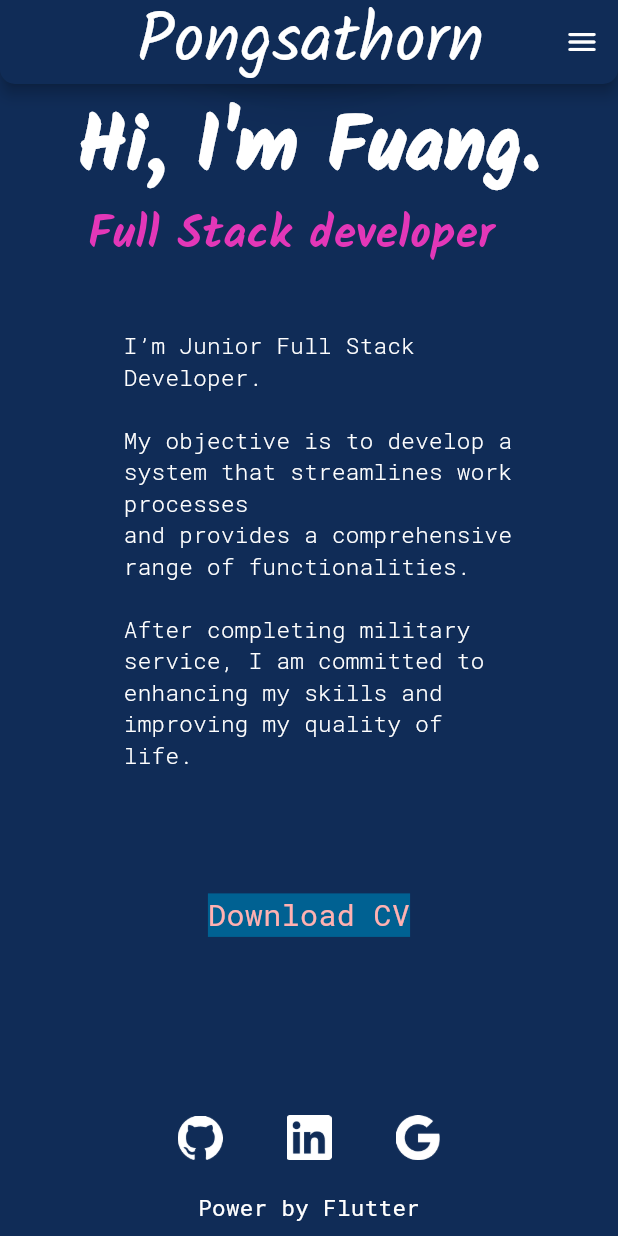
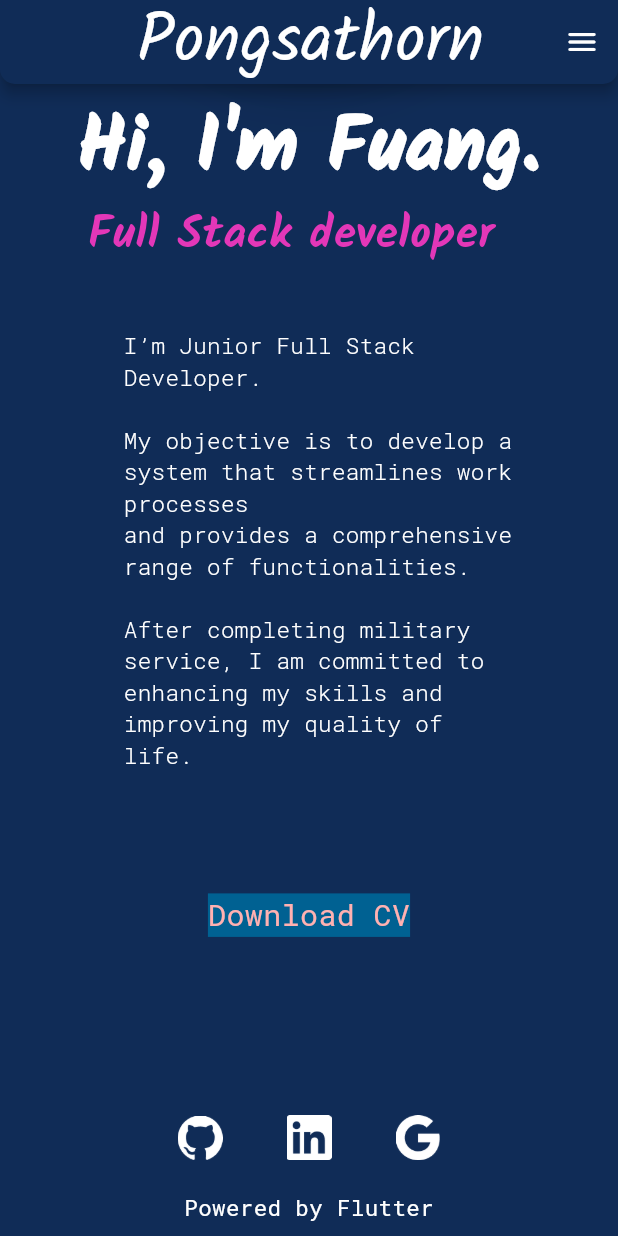
Before and after one commit to tuit2542/portfolieung-app, a Flutter app: the screen it shows after launch, scrolled down 293 dp, on a phone screen of 412 x 824 dp. Run offline on Flutter 3.47's test engine with Material 3 defaults, Android fonts, the phone set to English and light mode, and no system bars; drawn by our look-alikes of animated_text_kit, flutter_animate; our stand-ins replace flutter_map, go_router, latlong2, shimmer; missing offline and left inert: carousel_slider_plus, flutter_email_sender, flutter_map_cancellable_tile_provider, flutter_map_compass.

Commit message:
fix : change footer

```diff
--- a/lib/src/shared/widgets/appbar_widget.dart
+++ b/lib/src/shared/widgets/appbar_widget.dart
@@ -105,7 +105,7 @@ Widget footerCredit() {
     child: Align(
       alignment: Alignment.bottomCenter,
       child: Text(
-        "Power by Flutter",
+        "Powered by Flutter",
         style: robotoMono.copyWith(
           fontSize: 15,
           color: MyColors.white,
```
